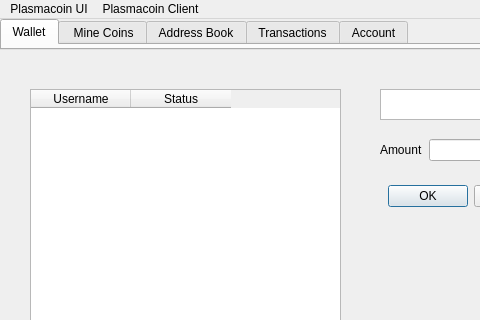
Above: src/qt/plasmacoin-ui/mainwindow.ui from plasmacoin-crypto/Plasmacoin-Blockchain before the change; both pictures show x 0 to 480 and y 0 to 320 of the 807 by 606 pixel window. Below: the same form after it.
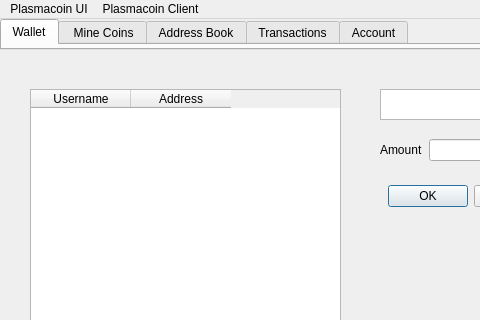
That is the form after the change. The open tabs and pages were chosen to show the change. Icons and pictures are not drawn.

Commit message: Do some work with icons

The edit to the form file:
```diff
--- a/src/qt/plasmacoin-ui/mainwindow.ui
+++ b/src/qt/plasmacoin-ui/mainwindow.ui
@@ -307,7 +307,7 @@
       </column>
       <column>
        <property name="text">
-        <string>Status</string>
+        <string>Address</string>
        </property>
       </column>
      </widget>
```
Left out of the diff: 6 changed lines with no effect on the pictures. The commit also changes 1 other file.
